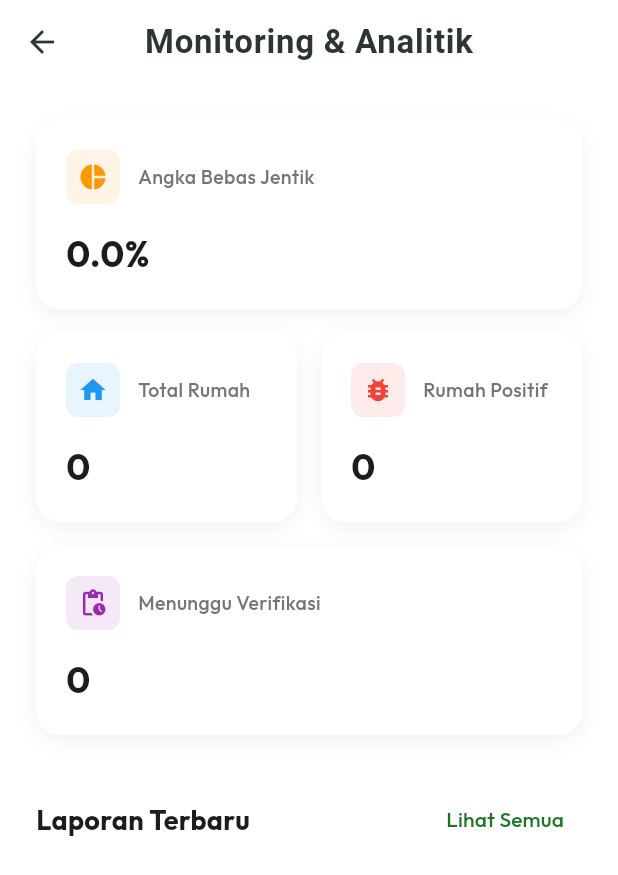
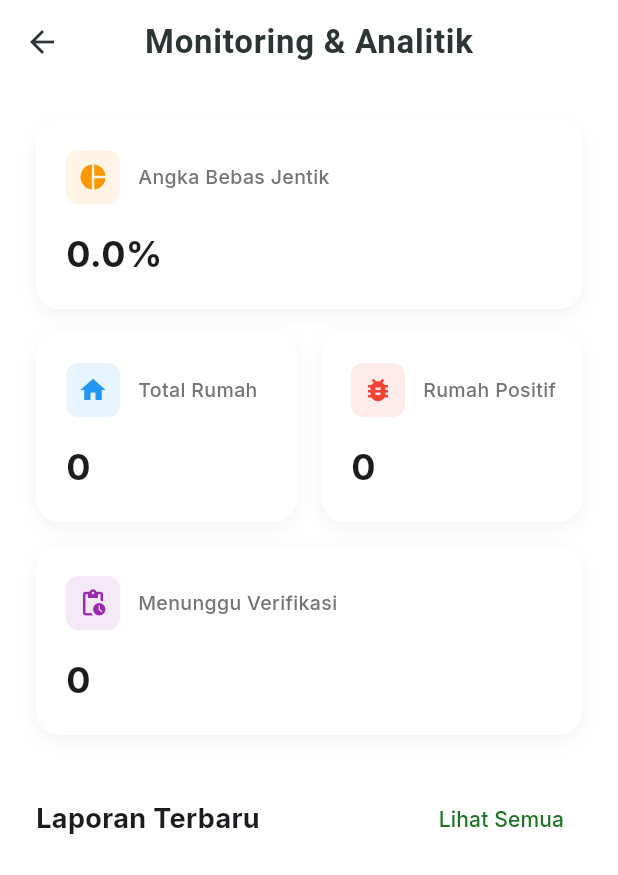
Before and after one commit to kiyerivia/sikadercantik, a Flutter app: the screen it shows once a user with an empty profile is signed in, after a tap on "Monitoring", on a phone screen of 412 x 824 dp. Shown: the top 875 px of the screen. Run offline on Flutter 3.47's test engine with Material 3 defaults, Android fonts, the phone set to English and light mode, and no system bars; our stand-ins replace flutter_dotenv, flutter_hooks, go_router, google_fonts, hooks_riverpod, supabase_flutter; accounts and stored records are empty; network calls fail.

Commit message:
feat: redesign login screen, update typography, and add profile logout menu with improved dashboard UI

```diff
--- a/lib/core/theme/app_theme.dart
+++ b/lib/core/theme/app_theme.dart
@@ -18,7 +18,7 @@ class AppTheme {
         surface: Colors.white,
         background: backgroundLight,
       ),
-      textTheme: GoogleFonts.outfitTextTheme(), // More modern than Inter
+      textTheme: GoogleFonts.interTextTheme(),
       appBarTheme: const AppBarTheme(
         backgroundColor: Colors.transparent,
         elevation: 0,
--- a/lib/features/auth/login_screen.dart
+++ b/lib/features/auth/login_screen.dart
@@ -39,40 +39,62 @@ class LoginScreen extends HookConsumerWidget {
     }
 
     return Scaffold(
+      backgroundColor: Colors.white,
       body: SafeArea(
         child: SingleChildScrollView(
-          padding: const EdgeInsets.all(24.0),
+          padding: const EdgeInsets.symmetric(horizontal: 32.0),
           child: Column(
-            crossAxisAlignment: CrossAxisAlignment.start,
+            crossAxisAlignment: CrossAxisAlignment.center,
             children: [
-              const SizedBox(height: 60),
-              Text(
-                'SIKADERCANTIK',
-                style: Theme.of(context).textTheme.headlineMedium?.copyWith(
-                      fontWeight: FontWeight.bold,
-                      color: Theme.of(context).primaryColor,
+              const SizedBox(height: 80),
+              // Centered Logo
+              Container(
+                padding: const EdgeInsets.all(20),
+                decoration: BoxDecoration(
+                  color: const Color(0xFF1D7423).withOpacity(0.1),
+                  shape: BoxShape.circle,
+                ),
+                child: const Icon(
+                  Icons.bug_report_rounded,
+                  size: 64,
+                  color: Color(0xFF1D7423),
                 ),
               ),
-              const SizedBox(height: 8),
-              Text(
-                'Sistem Kader Pencatatan Jentik',
-                style: Theme.of(context).textTheme.bodyLarge?.copyWith(
-                      color: Colors.grey[600],
+              const SizedBox(height: 24),
+              const Text(
+                'SIKADERCANTIK',
+                style: TextStyle(
+                  fontSize: 28,
+                  fontWeight: FontWeight.w900,
+                  color: Color(0xFF1D7423),
+                  letterSpacing: -1,
                 ),
               ),
-              const SizedBox(height: 48),
               const Text(
+                'Sistem Kader Pencatatan Jentik',
+                style: TextStyle(
+                  fontSize: 14,
+                  color: Colors.grey,
+                  fontWeight: FontWeight.w500,
+                ),
+              ),
+              const SizedBox(height: 60),
+              const Align(
+                alignment: Alignment.centerLeft,
+                child: Text(
                   'Masuk ke Akun Anda',
                   style: TextStyle(
-                  fontSize: 18,
-                  fontWeight: FontWeight.w600,
+                    fontSize: 20,
+                    fontWeight: FontWeight.bold,
+                    letterSpacing: -0.5,
+                  ),
                 ),
               ),
               const SizedBox(height: 24),
               TextField(
                 controller: emailController,
                 decoration: const InputDecoration(
-                  labelText: 'Email',
+                  hintText: 'Email Anda',
                   prefixIcon: Icon(Icons.email_outlined),
                 ),
                 keyboardType: TextInputType.emailAddress,
@@ -81,7 +103,7 @@ class LoginScreen extends HookConsumerWidget {
               TextField(
                 controller: passwordController,
                 decoration: InputDecoration(
-                  labelText: 'Password',
+                  hintText: 'Password',
                   prefixIcon: const Icon(Icons.lock_outline),
                   suffixIcon: IconButton(
                     icon: Icon(
@@ -97,26 +119,39 @@ class LoginScreen extends HookConsumerWidget {
               const SizedBox(height: 32),
               ElevatedButton(
                 onPressed: isLoading.value ? null : handleLogin,
+                style: ElevatedButton.styleFrom(
+                  backgroundColor: const Color(0xFF1D7423),
+                  minimumSize: const Size(double.infinity, 54),
+                  shape: RoundedRectangleBorder(
+                    borderRadius: BorderRadius.circular(12),
+                  ),
+                ),
                 child: isLoading.value
                     ? const SizedBox(
-                        height: 20,
-                        width: 20,
+                        height: 24,
+                        width: 24,
                         child: CircularProgressIndicator(
                           color: Colors.white,
                           strokeWidth: 2,
                         ),
                       )
-                    : const Text('MASUK'),
+                    : const Text(
+                        'MASUK',
+                        style: TextStyle(fontWeight: FontWeight.w900, fontSize: 16),
+                      ),
               ),
               const SizedBox(height: 24),
-              Center(
-                child: TextButton(
-                  onPressed: () {
-                    // Implement Lupa Password
-                  },
-                  child: const Text('Lupa Password?'),
+              TextButton(
+                onPressed: () {},
+                child: const Text(
+                  'Lupa Password?',
+                  style: TextStyle(
+                    color: Color(0xFF1D7423),
+                    fontWeight: FontWeight.bold,
                   ),
                 ),
+              ),
+              const SizedBox(height: 40),
             ],
           ),
         ),
--- a/lib/features/dashboard/dashboard_screen.dart
+++ b/lib/features/dashboard/dashboard_screen.dart
@@ -50,13 +50,35 @@ class DashboardScreen extends ConsumerWidget {
                             ],
                           ),
                         ),
-                        Container(
-                          padding: const EdgeInsets.all(8),
-                          decoration: BoxDecoration(
-                            shape: BoxShape.circle,
-                            border: Border.all(color: Colors.white.withOpacity(0.3)),
+                        // Profile Menu with Logout
+                        PopupMenuButton<String>(
+                          onSelected: (value) {
+                            if (value == 'logout') {
+                              ref.read(authRepositoryProvider).signOut();
+                            }
+                          },
+                          offset: const Offset(0, 50),
+                          shape: RoundedRectangleBorder(borderRadius: BorderRadius.circular(12)),
+                          itemBuilder: (context) => [
+                            const PopupMenuItem(
+                              value: 'logout',
+                              child: Row(
+                                children: [
+                                  Icon(Icons.logout, color: Colors.red, size: 20),
+                                  SizedBox(width: 10),
+                                  Text('Logout', style: TextStyle(color: Colors.red, fontWeight: FontWeight.bold)),
+                                ],
+                              ),
+                            ),
+                          ],
+                          child: Container(
+                            padding: const EdgeInsets.all(8),
+                            decoration: BoxDecoration(
+                              shape: BoxShape.circle,
+                              border: Border.all(color: Colors.white.withOpacity(0.3)),
+                            ),
+                            child: const Icon(Icons.person_outline, color: Colors.white),
                           ),
-                          child: const Icon(Icons.person_outline, color: Colors.white),
                         ),
                       ],
                     ),
@@ -197,32 +219,26 @@ class DashboardScreen extends ConsumerWidget {
         loading: () => const Center(child: CircularProgressIndicator()),
         error: (e, s) => Center(child: Text('Error: $e')),
       ),
-      // 5. Floating Bottom Bar (Sayurbox Cart style)
+      // 5. Floating Bottom Bar (Tidied up)
       bottomNavigationBar: Container(
-        padding: const EdgeInsets.all(16),
+        margin: const EdgeInsets.all(16),
+        padding: const EdgeInsets.symmetric(horizontal: 20, vertical: 14),
         decoration: BoxDecoration(
           color: const Color(0xFF1D7423),
-          borderRadius: const BorderRadius.only(topLeft: Radius.circular(20), topRight: Radius.circular(20)),
-          boxShadow: [BoxShadow(color: Colors.black.withOpacity(0.1), blurRadius: 10)],
+          borderRadius: BorderRadius.circular(100),
+          boxShadow: [BoxShadow(color: Colors.black.withOpacity(0.15), blurRadius: 10, offset: const Offset(0, 4))],
         ),
-        child: Row(
+        child: const Row(
           children: [
-            const Icon(Icons.info_outline, color: Colors.white),
-            const SizedBox(width: 12),
-            const Expanded(
-              child: Column(
-                mainAxisSize: MainAxisSize.min,
-                crossAxisAlignment: CrossAxisAlignment.start,
-                children: [
-                  Text('Status Pelaporan', style: TextStyle(color: Colors.white, fontWeight: FontWeight.bold)),
-                  Text('Anda belum mengirim laporan hari ini', style: TextStyle(color: Colors.white70, fontSize: 12)),
-                ],
+            Icon(Icons.info_outline, color: Colors.white, size: 20),
+            SizedBox(width: 12),
+            Expanded(
+              child: Text(
+                'Anda belum mengirim laporan hari ini',
+                style: TextStyle(color: Colors.white, fontWeight: FontWeight.w600, fontSize: 13),
               ),
             ),
-            TextButton(
-              onPressed: () => ref.read(authRepositoryProvider).signOut(),
-              child: const Text('LOGOUT', style: TextStyle(color: Colors.white, fontWeight: FontWeight.w900)),
-            ),
+            Icon(Icons.arrow_forward_ios, color: Colors.white54, size: 14),
           ],
         ),
       ),
```
Lines whose indentation alone changed are shown as unchanged.
